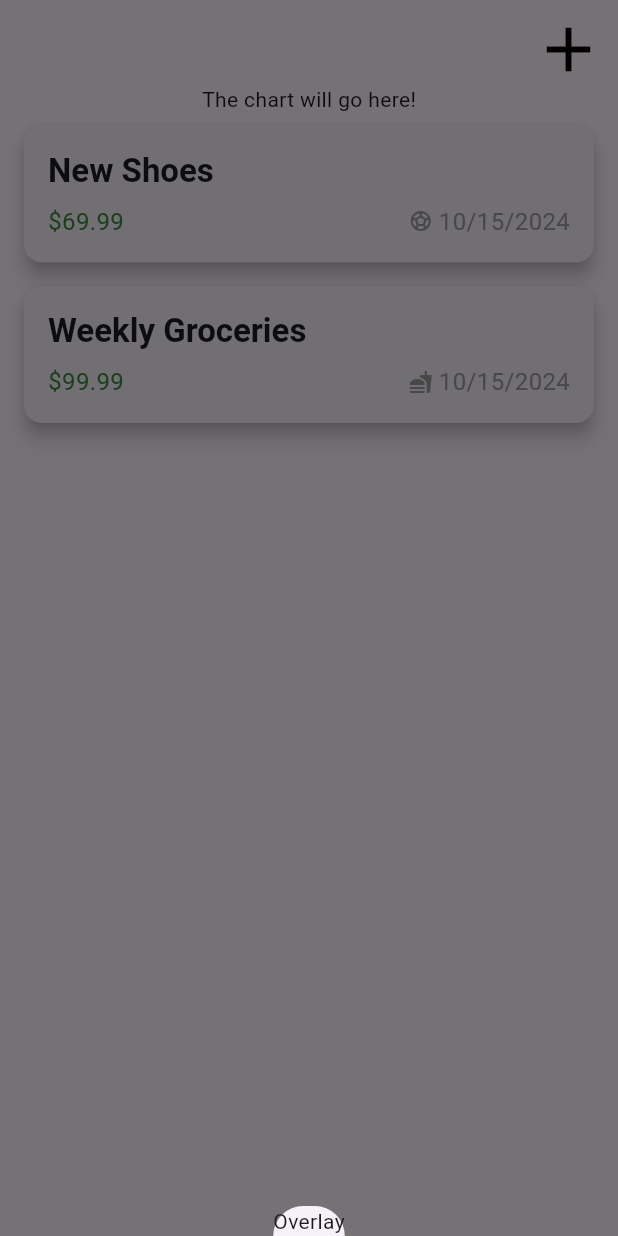
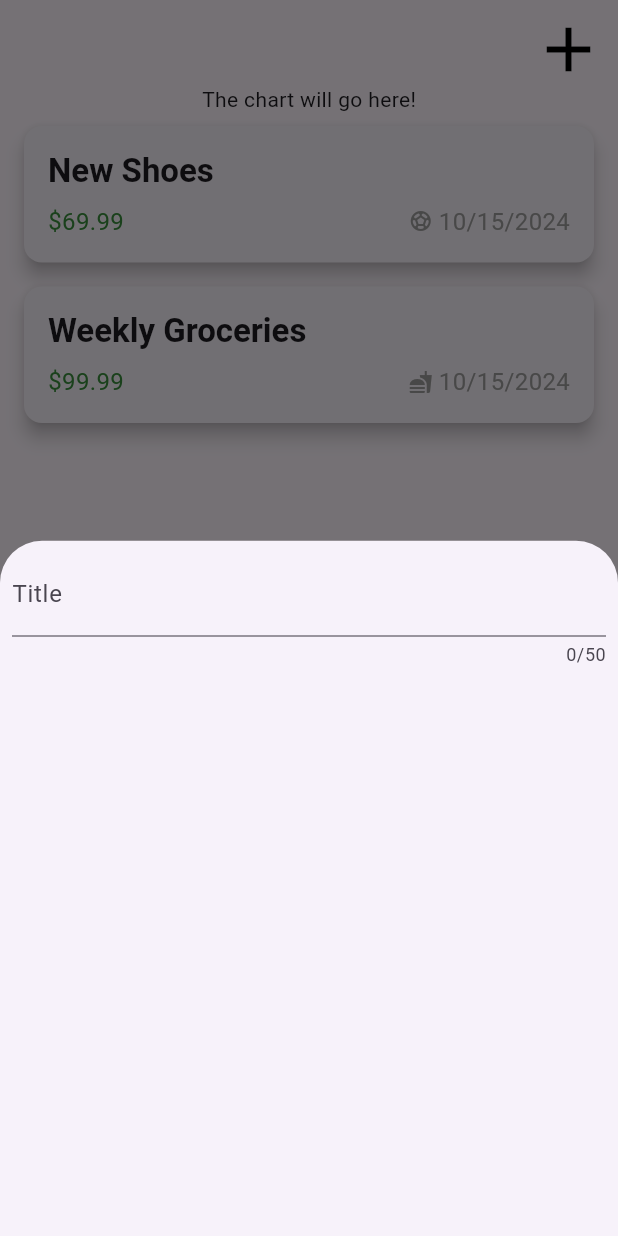
Before and after one commit to MichalMatu/expense_tracker, a Flutter app: the screen it shows after launch, after a tap on the "add" icon, on a phone screen of 412 x 824 dp. Run offline on Flutter 3.47's test engine with Material 3 defaults, Android fonts, the phone set to English and light mode, and no system bars.

Commit message:
text field added

```diff
--- a/lib/widgets/expenses_list/expenses.dart
+++ b/lib/widgets/expenses_list/expenses.dart
@@ -1,4 +1,5 @@
 import 'package:expense_tracker/widgets/expenses_list/expenses_list.dart';
+import 'package:expense_tracker/widgets/new_ezpense.dart';
 import 'package:flutter/material.dart';
 import 'package:expense_tracker/models/expense.dart';
 
@@ -30,7 +31,7 @@ class _ExpensesState extends State<Expensed> {
   void _openExpenseOverlay() {
     // Add a method to open the expense overlay
     showModalBottomSheet(
-        context: context, builder: (ctx) => const Text('Overlay'));
+        context: context, builder: (ctx) => const NewExpense());
   }
 
   @override
--- /dev/null
+++ b/lib/widgets/new_ezpense.dart
@@ -0,0 +1,25 @@
+import 'package:flutter/material.dart';
+
+class NewExpense extends StatefulWidget {
+  const NewExpense({super.key});
+
+  @override
+  State<NewExpense> createState() {
+    return _NewExpenseState();
+  }
+}
+
+class _NewExpenseState extends State<NewExpense> {
+  @override
+  Widget build(BuildContext context) {
+    return const Padding(
+      padding: EdgeInsets.all(8.0),
+      child: Column(children: [
+        TextField(
+          maxLength: 50,
+          decoration: InputDecoration(label: Text('Title')),
+        ),
+      ]),
+    );
+  }
+}
```
